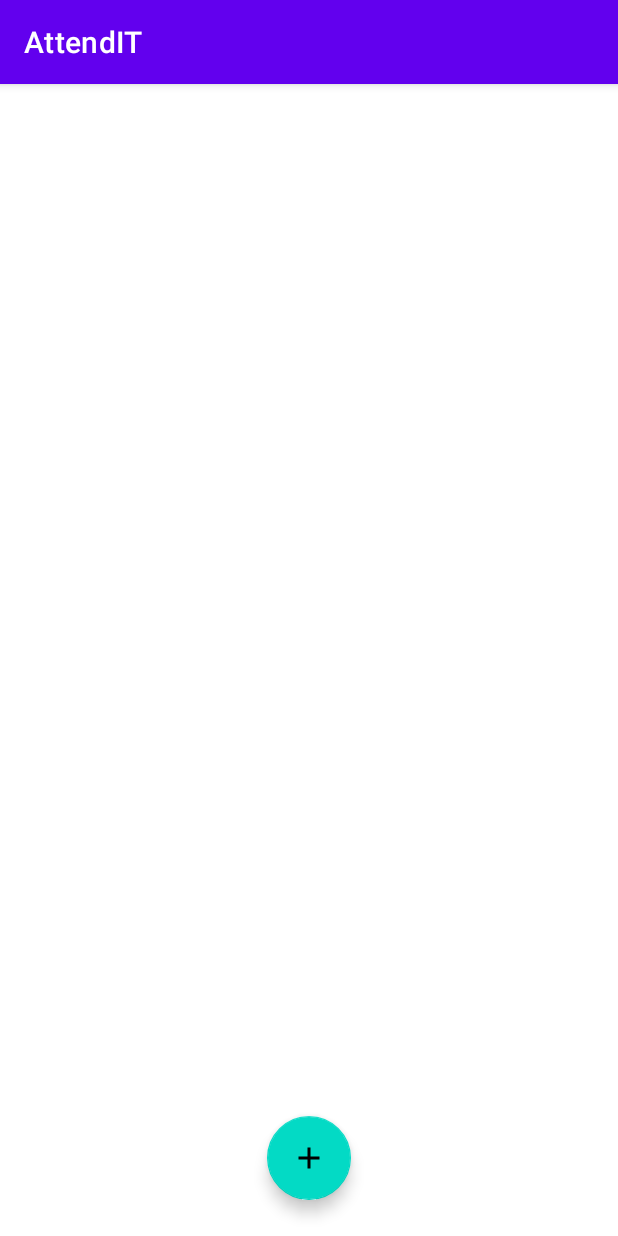
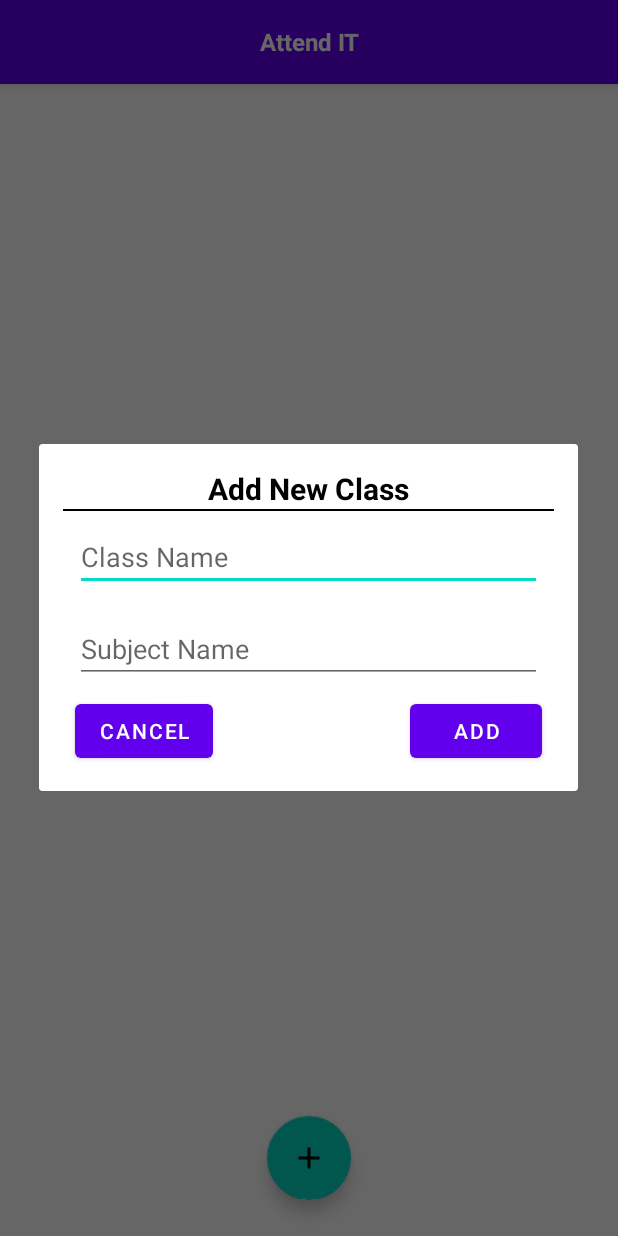
Before and after one commit to charansingh25/attend-it, an Android app: the screen it shows after launch (MainActivity), after a tap on an icon or button, on a phone screen of 412 x 824 dp. Run offline under Robolectric (Android 15) with nearby library versions, the phone set to English and light mode, and no system bars.

Commit message:
second commit - vid 7 (14:00)

```diff
--- a/app/src/main/AndroidManifest.xml
+++ b/app/src/main/AndroidManifest.xml
@@ -12,6 +12,9 @@
         android:theme="@style/Theme.AttendIT"
         tools:targetApi="31">
         <activity
+            android:name=".StudentActivity"
+            android:exported="false" />
+        <activity
             android:name=".MainActivity"
             android:exported="true">
             <intent-filter>
--- /dev/null
+++ b/app/src/main/java/com/example/attendit/ClassAdapter.java
@@ -0,0 +1,61 @@
+package com.example.attendit;
+
+import android.content.Context;
+import android.view.LayoutInflater;
+import android.view.View;
+import android.view.ViewGroup;
+import android.widget.TextView;
+
+import androidx.annotation.NonNull;
+import androidx.recyclerview.widget.RecyclerView;
+
+import java.util.ArrayList;
+
+public class ClassAdapter extends RecyclerView.Adapter<ClassAdapter.ClassViewHolder> {
+
+    private final Context context;
+    ArrayList<ClassItem> classItems;
+
+    private OnItemClickListener onItemClickListener;
+    public interface OnItemClickListener{
+        void onClick(int position);
+    }
+
+    public void setOnItemClickListener(OnItemClickListener onItemClickListener) {
+        this.onItemClickListener = onItemClickListener;
+    }
+
+    public ClassAdapter(Context context, ArrayList<ClassItem> classItems) {
+        this.classItems = classItems;
+        this.context = context;
+    }
+    public static class ClassViewHolder extends RecyclerView.ViewHolder{
+
+        TextView className;
+        TextView subjectName;
+        public ClassViewHolder(@NonNull View itemView, OnItemClickListener onItemClickListener) {
+            super(itemView);
+            className = itemView.findViewById(R.id.class_tv);
+            subjectName = itemView.findViewById(R.id.subject_tv);
+            itemView.setOnClickListener(v->onItemClickListener.onClick(getAdapterPosition()));
+        }
+    }
+
+    @NonNull
+    @Override
+    public ClassViewHolder onCreateViewHolder(@NonNull ViewGroup parent, int viewType) {
+        View itemView = LayoutInflater.from(parent.getContext()).inflate(R.layout.class_item,parent,false);
+        return new ClassViewHolder(itemView, onItemClickListener);
+    }
+
+    @Override
+    public void onBindViewHolder(@NonNull ClassViewHolder holder, int position) {
+        holder.className.setText(classItems.get(position).getClassName());
+        holder.subjectName.setText(classItems.get(position).getSubjectName());
+    }
+
+    @Override
+    public int getItemCount() {
+        return classItems.size();
+    }
+}
--- a/app/src/main/java/com/example/attendit/MainActivity.java
+++ b/app/src/main/java/com/example/attendit/MainActivity.java
@@ -2,13 +2,34 @@ package com.example.attendit;
 
 import androidx.appcompat.app.AlertDialog;
 import androidx.appcompat.app.AppCompatActivity;
+//import androidx.appcompat.widget.Toolbar;
+import androidx.appcompat.widget.Toolbar;
+import androidx.recyclerview.widget.LinearLayoutManager;
+import androidx.recyclerview.widget.RecyclerView;
 
+import android.content.Intent;
 import android.os.Bundle;
+import android.view.LayoutInflater;
+import android.view.View;
+import android.widget.Button;
+import android.widget.EditText;
+import android.widget.ImageButton;
+import android.widget.TextView;
 
 import com.google.android.material.floatingactionbutton.FloatingActionButton;
 
+import org.w3c.dom.Text;
+
+import java.util.ArrayList;
+
 public class MainActivity extends AppCompatActivity {
     FloatingActionButton fab;
+    RecyclerView recyclerView;
+    ClassAdapter classAdapter;
+    RecyclerView.LayoutManager layoutManager;
+    ArrayList<ClassItem> classItems = new ArrayList<>();
+    Toolbar toolbar;
+
 
     @Override
     protected void onCreate(Bundle savedInstanceState) {
@@ -17,9 +38,52 @@ public class MainActivity extends AppCompatActivity {
 
         fab = findViewById(R.id.fab_main);
         fab.setOnClickListener(v->showDialog());
+
+        recyclerView = findViewById(R.id.recyclerView);
+        recyclerView.setHasFixedSize(true);
+        layoutManager = new LinearLayoutManager(this);
+        recyclerView.setLayoutManager(layoutManager);
+
+        classAdapter = new ClassAdapter(this, classItems);
+        recyclerView.setAdapter(classAdapter);
+        classAdapter.setOnItemClickListener(position -> gotoItemActivity(position));
+        setToolbar();
+
+
+    }
+
+    private void setToolbar() {
+        toolbar = findViewById(R.id.toolbar);
+        TextView title = toolbar.findViewById(R.id.title_toolbar);
+        TextView subtitle = toolbar.findViewById(R.id.subtitle_toolbar);
+        ImageButton back = toolbar.findViewById(R.id.back);
+        ImageButton save = toolbar.findViewById(R.id.save);
+
+        title.setText("Attend IT");
+        subtitle.setVisibility(View.GONE);
+        back.setVisibility(View.INVISIBLE);
+        save.setVisibility(View.INVISIBLE);
+    }
+
+    private void gotoItemActivity(int position) {
+        Intent intent = new Intent(this, StudentActivity.class);
+
+        intent.putExtra("className",classItems.get(position).getClassName());
+        intent.putExtra("subjectName",classItems.get(position).getSubjectName());
+        intent.putExtra("position", position);
+        startActivity(intent);
     }
 
     private void showDialog(){
-        AlertDialog.Builder builder = new AlertDialog.Builder(this);
+        MyDialog dialog = new MyDialog();
+        dialog.show(getSupportFragmentManager(), MyDialog.CLASS_ADD_DIALOG);
+        dialog.setListener((className,subjectName)->addClass(className,subjectName));
+
+    }
+
+    private void addClass(String className, String subjectName) {
+
+        classItems.add(new ClassItem(className, subjectName));
+        classAdapter.notifyDataSetChanged();
     }
 }
--- /dev/null
+++ b/app/src/main/java/com/example/attendit/MyDialog.java
@@ -0,0 +1,97 @@
+package com.example.attendit;
+
+import android.app.AlertDialog;
+import android.app.Dialog;
+import android.os.Bundle;
+import android.view.LayoutInflater;
+import android.view.View;
+import android.widget.Button;
+import android.widget.EditText;
+import android.widget.TextView;
+
+import androidx.annotation.NonNull;
+import androidx.annotation.Nullable;
+import androidx.fragment.app.DialogFragment;
+
+public class MyDialog extends DialogFragment {
+    public static final String CLASS_ADD_DIALOG="addClass";
+    public static final String STUDENT_ADD_DIALOG="addStudent";
+
+    private OnClickListener listener;
+    public interface OnClickListener{
+        void onClick(String text1, String text2);
+    }
+
+    public void setListener(OnClickListener listener) {
+        this.listener = listener;
+    }
+
+    @NonNull
+    @Override
+    public Dialog onCreateDialog(@Nullable Bundle savedInstanceState) {
+        Dialog dialog = null;
+        if (getTag().equals(CLASS_ADD_DIALOG))dialog=getAddClassDialog();
+        if (getTag().equals(STUDENT_ADD_DIALOG))dialog=getAddStudentDialog();
+
+        return dialog;
+
+    }
+
+    private Dialog getAddStudentDialog() {
+        AlertDialog.Builder builder = new AlertDialog.Builder(getActivity());
+
+        View view = LayoutInflater.from(getActivity()).inflate(R.layout.dialog, null);
+
+        builder.setView(view);
+
+        TextView title = view.findViewById(R.id.titleDialog);
+        title.setText("Add New Student");
+
+        EditText roll_edt = view.findViewById(R.id.edt01);
+        EditText name_edt = view.findViewById(R.id.edt02);
+
+        roll_edt.setHint("Roll");
+        name_edt.setHint("Name");
+        Button cancel = view.findViewById(R.id.cancel_btn);
+        Button add = view.findViewById(R.id.add_btn);
+
+        cancel.setOnClickListener(v-> dismiss());
+
+        add.setOnClickListener(v-> {
+            String roll = roll_edt.getText().toString();
+            String name = name_edt.getText().toString();
+            roll_edt.setText(String.valueOf(Integer.parseInt(roll)+1));
+            listener.onClick(roll,name);
+        });
+        return builder.create();
+    }
+
+    private Dialog getAddClassDialog(){
+        AlertDialog.Builder builder = new AlertDialog.Builder(getActivity());
+
+        View view = LayoutInflater.from(getActivity()).inflate(R.layout.dialog, null);
+
+        builder.setView(view);
+
+        TextView title = view.findViewById(R.id.titleDialog);
+        title.setText("Add New Class");
+
+        EditText class_edt = view.findViewById(R.id.edt01);
+        EditText subject_edt = view.findViewById(R.id.edt02);
+
+        class_edt.setHint("Class Name");
+        subject_edt.setHint("Subject Name");
+        Button cancel = view.findViewById(R.id.cancel_btn);
+        Button add = view.findViewById(R.id.add_btn);
+
+        cancel.setOnClickListener(v-> dismiss());
+
+        add.setOnClickListener(v-> {
+            String className = class_edt.getText().toString();
+            String subName = subject_edt.getText().toString();
+            listener.onClick(className,subName);
+            dismiss();
+        });
+        return builder.create();
+    }
+}
--- /dev/null
+++ b/app/src/main/res/drawable/icon_back.xml
@@ -0,0 +1,5 @@
+<vector android:autoMirrored="true" android:height="24dp"
+    android:tint="#FFFFFF" android:viewportHeight="24"
+    android:viewportWidth="24" android:width="24dp" xmlns:android="http://schemas.android.com/apk/res/android">
+    <path android:fillColor="@android:color/white" android:pathData="M20,11H7.83l5.59,-5.59L12,4l-8,8 8,8 1.41,-1.41L7.83,13H20v-2z"/>
+</vector>
--- /dev/null
+++ b/app/src/main/res/drawable/icon_save.xml
@@ -0,0 +1,5 @@
+<vector android:height="24dp" android:tint="#FFFFFF"
+    android:viewportHeight="24" android:viewportWidth="24"
+    android:width="24dp" xmlns:android="http://schemas.android.com/apk/res/android">
+    <path android:fillColor="@android:color/white" android:pathData="M17,3L5,3c-1.11,0 -2,0.9 -2,2v14c0,1.1 0.89,2 2,2h14c1.1,0 2,-0.9 2,-2L21,7l-4,-4zM12,19c-1.66,0 -3,-1.34 -3,-3s1.34,-3 3,-3 3,1.34 3,3 -1.34,3 -3,3zM15,9L5,9L5,5h10v4z"/>
+</vector>
--- a/app/src/main/res/layout/activity_main.xml
+++ b/app/src/main/res/layout/activity_main.xml
@@ -5,6 +5,11 @@
     android:layout_width="match_parent"
     android:layout_height="match_parent"
     tools:context=".MainActivity">
+
+    <include
+        android:id="@+id/toolbarMain"
+        layout="@layout/toolbar"/>
+
 
 <com.google.android.material.floatingactionbutton.FloatingActionButton
     android:id="@+id/fab_main"
@@ -16,4 +21,11 @@
     android:src="@drawable/baseline_add_24"
     />
 
+    <androidx.recyclerview.widget.RecyclerView
+        android:layout_below="@+id/toolbarMain"
+        android:id="@+id/recyclerView"
+        android:layout_width="match_parent"
+        android:layout_height="match_parent" />
+
+
 </RelativeLayout>
--- /dev/null
+++ b/app/src/main/res/layout/dialog.xml
@@ -0,0 +1,70 @@
+<?xml version="1.0" encoding="utf-8"?>
+<LinearLayout xmlns:android="http://schemas.android.com/apk/res/android"
+    android:orientation="vertical"
+    android:layout_width="match_parent"
+    android:layout_height="match_parent">
+
+    <LinearLayout
+        android:padding="16dp"
+        android:orientation="vertical"
+        android:layout_width="match_parent"
+        android:layout_height="wrap_content">
+
+        <TextView
+            android:id="@+id/titleDialog"
+            android:layout_width="wrap_content"
+            android:layout_height="wrap_content"
+            android:text="Add new Class"
+            android:textColor="#000000"
+            android:textStyle="bold"
+            android:textSize="20sp"
+            android:layout_gravity="center_horizontal" />
+
+        <TextView
+            android:layout_width="match_parent"
+            android:layout_height="1dp"
+            android:background="#000000" />
+
+        <EditText
+            android:id="@+id/edt01"
+            android:layout_width="match_parent"
+            android:layout_height="wrap_content"
+            android:hint="edt01"
+            android:layout_margin="8dp" />
+
+        <EditText
+            android:id="@+id/edt02"
+            android:layout_width="match_parent"
+            android:layout_height="wrap_content"
+            android:hint="edt02"
+            android:layout_margin="8dp" />
+
+        <RelativeLayout
+            android:layout_width="match_parent"
+            android:layout_height="wrap_content"
+            >
+
+            <Button
+                android:id="@+id/cancel_btn"
+                android:layout_marginLeft="8dp"
+                android:layout_width="wrap_content"
+                android:layout_height="wrap_content"
+                android:text="Cancel" />
+
+            <Button
+                android:id="@+id/add_btn"
+                android:layout_alignParentRight="true"
+                android:layout_width="wrap_content"
+                android:layout_height="wrap_content"
+                android:layout_marginRight="8dp"
+                android:text="Add" />
+
+
+        </RelativeLayout>
+
+    </LinearLayout>
+
+
+
+
+</LinearLayout>
--- /dev/null
+++ b/app/src/main/res/layout/toolbar.xml
@@ -0,0 +1,66 @@
+<?xml version="1.0" encoding="utf-8"?>
+<com.google.android.material.appbar.AppBarLayout xmlns:android="http://schemas.android.com/apk/res/android"
+    android:layout_width="match_parent"
+    android:layout_height="wrap_content">
+
+    <androidx.appcompat.widget.Toolbar
+        android:id="@+id/toolbar"
+        android:layout_width="match_parent"
+        android:layout_height="wrap_content"
+        >
+        <RelativeLayout
+            android:layout_width="match_parent"
+            android:layout_height="wrap_content"
+            android:layout_marginRight="16dp">
+            <ImageButton
+                android:id="@+id/back"
+                android:layout_width="wrap_content"
+                android:layout_height="wrap_content"
+                android:layout_centerVertical="true"
+                android:background="@android:color/transparent"
+                android:src="@drawable/icon_back"/>
+
+            <LinearLayout
+                android:layout_width="match_parent"
+                android:layout_height="wrap_content"
+                android:layout_centerVertical="true"
+                android:layout_marginRight="36dp"
+                android:layout_marginLeft="36dp"
+                android:orientation="vertical">
+                <TextView
+                    android:id="@+id/title_toolbar"
+                    android:layout_width="match_parent"
+                    android:layout_height="wrap_content"
+                    android:gravity="center_horizontal"
+                    android:text="Title"
+                    android:textColor="#FFFFFF"
+                    android:textSize="16sp"
+                    android:textStyle="bold"/>
+
+                <TextView
+                    android:id="@+id/subtitle_toolbar"
+                    android:layout_width="match_parent"
+                    android:layout_height="wrap_content"
+                    android:gravity="center_horizontal"
+                    android:text="Subtitle"
+                    android:textSize="12sp"
+                    android:textColor="#FFFFFF"
+                    android:textStyle="bold"/>
+
+            </LinearLayout>
+
+            <ImageButton
+                android:id="@+id/save"
+                android:layout_width="wrap_content"
+                android:layout_height="wrap_content"
+                android:background="@android:color/transparent"
+                android:src="@drawable/icon_save"
+                android:layout_alignParentRight="true"
+                android:layout_centerVertical="true"/>
+
+        </RelativeLayout>
+
+
+    </androidx.appcompat.widget.Toolbar>
+
+</com.google.android.material.appbar.AppBarLayout>
--- a/app/src/main/res/values-night/themes.xml
+++ b/app/src/main/res/values-night/themes.xml
@@ -1,6 +1,6 @@
 <resources xmlns:tools="http://schemas.android.com/tools">
     <!-- Base application theme. -->
-    <style name="Theme.AttendIT" parent="Theme.MaterialComponents.DayNight.DarkActionBar">
+    <style name="Theme.AttendIT" parent="Theme.MaterialComponents.DayNight.NoActionBar">
         <!-- Primary brand color. -->
         <item name="colorPrimary">@color/purple_200</item>
         <item name="colorPrimaryVariant">@color/purple_700</item>
--- a/app/src/main/res/values/themes.xml
+++ b/app/src/main/res/values/themes.xml
@@ -1,6 +1,6 @@
 <resources xmlns:tools="http://schemas.android.com/tools">
     <!-- Base application theme. -->
-    <style name="Theme.AttendIT" parent="Theme.MaterialComponents.DayNight.DarkActionBar">
+    <style name="Theme.AttendIT" parent="Theme.MaterialComponents.DayNight.NoActionBar">
         <!-- Primary brand color. -->
         <item name="colorPrimary">@color/purple_500</item>
         <item name="colorPrimaryVariant">@color/purple_700</item>
```
Also changed, not shown: app/src/main/java/com/example/attendit/ClassItem.java (added, +27 -0 lines), app/src/main/java/com/example/attendit/StudentActivity.java (added, +81 -0 lines), app/src/main/java/com/example/attendit/StudentAdapter.java (added, +66 -0 lines), app/src/main/java/com/example/attendit/StudentItem.java (added, +37 -0 lines), app/src/main/res/layout/activity_student.xml (added, +16 -0 lines), app/src/main/res/layout/class_item.xml (added, +32 -0 lines), app/src/main/res/layout/student_item.xml (added, +42 -0 lines), app/src/main/res/menu/student_menu.xml (added, +8 -0 lines).
